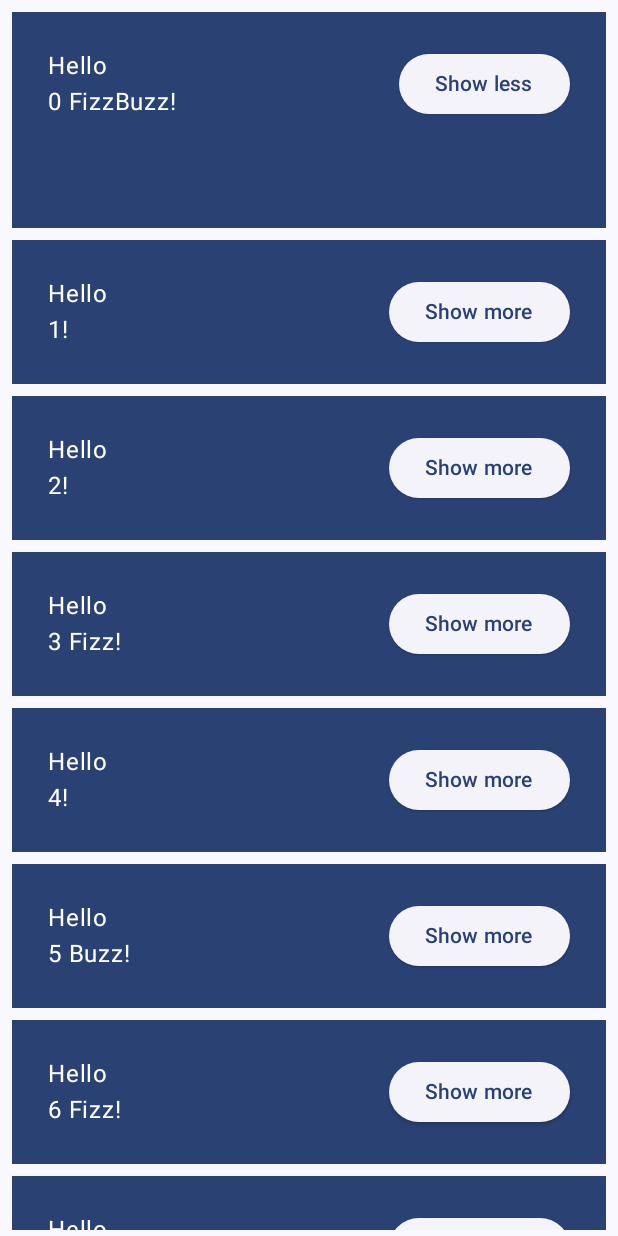
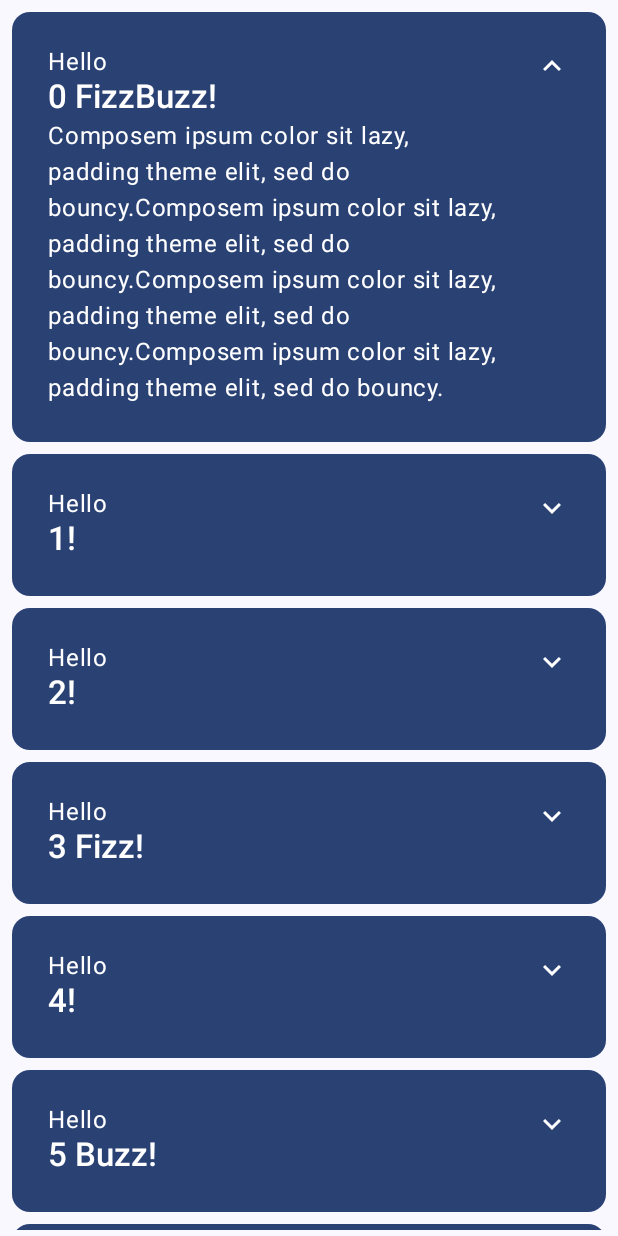
Before and after one commit to EduardoBecerraM/BasicsConceptsCodelab, an Android app built with Jetpack Compose: the screen it shows after launch (MainActivity), after a tap on "Show more", on a phone screen of 412 x 824 dp. Run offline under Robolectric (Android 15) with nearby library versions, the phone set to English and light mode, and no system bars; 1 other tap on this screen came first.

Commit message:
Steps 11 to 13 of the course (Done) I added styles, theme and resources strings, I've also used an icon button to display some text on a card!

```diff
--- a/app/build.gradle.kts
+++ b/app/build.gradle.kts
@@ -62,4 +62,5 @@ dependencies {
     androidTestImplementation("androidx.compose.ui:ui-test-junit4")
     debugImplementation("androidx.compose.ui:ui-tooling")
     debugImplementation("androidx.compose.ui:ui-test-manifest")
+    implementation("androidx.compose.material:material-icons-extended")
 }
--- a/app/src/main/java/com/edebec/basicsconceptscodelab/MainActivity.kt
+++ b/app/src/main/java/com/edebec/basicsconceptscodelab/MainActivity.kt
@@ -1,10 +1,11 @@
 package com.edebec.basicsconceptscodelab
 
+import android.content.res.Configuration.UI_MODE_NIGHT_YES
 import android.os.Bundle
 import androidx.activity.ComponentActivity
 import androidx.activity.compose.setContent
+import androidx.compose.animation.animateContentSize
 import androidx.compose.animation.core.Spring
-import androidx.compose.animation.core.animateDpAsState
 import androidx.compose.animation.core.spring
 import androidx.compose.foundation.layout.Arrangement
 import androidx.compose.foundation.layout.Column
@@ -13,8 +14,14 @@ import androidx.compose.foundation.layout.fillMaxSize
 import androidx.compose.foundation.layout.padding
 import androidx.compose.foundation.lazy.LazyColumn
 import androidx.compose.foundation.lazy.items
+import androidx.compose.material.icons.Icons
+import androidx.compose.material.icons.filled.ExpandLess
+import androidx.compose.material.icons.filled.ExpandMore
 import androidx.compose.material3.Button
-import androidx.compose.material3.ElevatedButton
+import androidx.compose.material3.Card
+import androidx.compose.material3.CardDefaults
+import androidx.compose.material3.Icon
+import androidx.compose.material3.IconButton
 import androidx.compose.material3.MaterialTheme
 import androidx.compose.material3.Surface
 import androidx.compose.material3.Text
@@ -25,6 +32,8 @@ import androidx.compose.runtime.saveable.rememberSaveable
 import androidx.compose.runtime.setValue
 import androidx.compose.ui.Alignment
 import androidx.compose.ui.Modifier
+import androidx.compose.ui.res.stringResource
+import androidx.compose.ui.text.font.FontWeight
 import androidx.compose.ui.tooling.preview.Preview
 import androidx.compose.ui.unit.dp
 import com.edebec.basicsconceptscodelab.ui.theme.BasicsConceptsCodelabTheme
@@ -77,29 +86,49 @@ fun Greetings(modifier: Modifier = Modifier, names: List<String> = List(20) { "$
 
 @Composable
 fun Greeting(name: String, modifier: Modifier = Modifier) {
+    Card(
+        colors = CardDefaults.cardColors(containerColor = MaterialTheme.colorScheme.primary),
+        modifier = modifier.padding(vertical = 4.dp, horizontal = 8.dp)
+    ) {
+        CardContent(name)
+    }
+}
+
+@Composable
+fun CardContent(name: String, modifier: Modifier = Modifier) {
     var expanded by rememberSaveable { mutableStateOf(false) }
-    val extraPadding by animateDpAsState(
-        if (expanded) 48.dp else 0.dp,
-        label = "",
-        animationSpec = spring(dampingRatio = Spring.DampingRatioMediumBouncy, stiffness = Spring.StiffnessLow)
-    )
-    Surface(modifier = modifier.padding(vertical = 4.dp, horizontal = 8.dp), color = MaterialTheme.colorScheme.primary) {
-        Row(modifier = modifier.padding(24.dp)) {
+
+    Row(
+        modifier = modifier
+            .padding(12.dp)
+            .animateContentSize(animationSpec = spring(dampingRatio = Spring.DampingRatioMediumBouncy, stiffness = Spring.StiffnessLow))
+    ) {
         Column(
             modifier = modifier
                 .weight(1f)
-                    .padding(bottom = extraPadding.coerceAtLeast(0.dp))
+                .padding(12.dp)
         ) {
             Text(
-                    text = "Hello"
+                text = "Hello", style = MaterialTheme.typography.bodyLarge
             )
             Text(
-                    text = "$name!"
+                text = "$name!", style = MaterialTheme.typography.titleLarge.copy(
+                    fontWeight = FontWeight.Medium
                 )
+            )
+            if (expanded) {
+                Text(text = ("Composem ipsum color sit lazy, padding theme elit, sed do bouncy.").repeat(4))
             }
-            ElevatedButton(onClick = { expanded = !expanded }) {
-                Text(text = if (expanded) "Show less" else "Show more")
         }
+        IconButton(onClick = { expanded = !expanded }) {
+            Icon(
+                imageVector = if (expanded) Icons.Filled.ExpandLess else Icons.Filled.ExpandMore,
+                contentDescription = if (expanded) {
+                    stringResource(id = R.string.show_less)
+                } else {
+                    stringResource(id = R.string.show_more)
+                }
+            )
         }
     }
 }
@@ -120,7 +149,8 @@ fun OnboardingPreview() {
     }
 }
 
-@Preview(showBackground = true, widthDp = 320)
+@Preview(showBackground = true, widthDp = 320, uiMode = UI_MODE_NIGHT_YES, name = "GreetingPreviewDark")
+@Preview(showBackground = true, widthDp = 320, name = "GreetingPreviewLight")
 @Composable
 fun GreetingPreview() {
     BasicsConceptsCodelabTheme {
--- a/app/src/main/java/com/edebec/basicsconceptscodelab/ui/theme/Color.kt
+++ b/app/src/main/java/com/edebec/basicsconceptscodelab/ui/theme/Color.kt
@@ -2,10 +2,7 @@ package com.edebec.basicsconceptscodelab.ui.theme
 
 import androidx.compose.ui.graphics.Color
 
-val Purple80 = Color(0xFFD0BCFF)
-val PurpleGrey80 = Color(0xFFCCC2DC)
-val Pink80 = Color(0xFFEFB8C8)
-
-val Purple40 = Color(0xFF6650a4)
-val PurpleGrey40 = Color(0xFF625b71)
-val Pink40 = Color(0xFF7D5260)
+val Navy = Color(0xFF073042)
+val Blue = Color(0xFF4285F4)
+val LightBlue = Color(0xFFD7EFFE)
+val Chartreuse = Color(0xFFEFF7CF)
--- a/app/src/main/java/com/edebec/basicsconceptscodelab/ui/theme/Theme.kt
+++ b/app/src/main/java/com/edebec/basicsconceptscodelab/ui/theme/Theme.kt
@@ -10,31 +10,24 @@ import androidx.compose.material3.dynamicLightColorScheme
 import androidx.compose.material3.lightColorScheme
 import androidx.compose.runtime.Composable
 import androidx.compose.runtime.SideEffect
+import androidx.compose.ui.graphics.Color
 import androidx.compose.ui.graphics.toArgb
 import androidx.compose.ui.platform.LocalContext
 import androidx.compose.ui.platform.LocalView
 import androidx.core.view.WindowCompat
 
 private val DarkColorScheme = darkColorScheme(
-    primary = Purple80,
-    secondary = PurpleGrey80,
-    tertiary = Pink80
+    surface = Blue,
+    onSurface = Navy,
+    primary = Navy,
+    onPrimary = Chartreuse
 )
 
 private val LightColorScheme = lightColorScheme(
-    primary = Purple40,
-    secondary = PurpleGrey40,
-    tertiary = Pink40
-
-    /* Other default colors to override
-    background = Color(0xFFFFFBFE),
-    surface = Color(0xFFFFFBFE),
-    onPrimary = Color.White,
-    onSecondary = Color.White,
-    onTertiary = Color.White,
-    onBackground = Color(0xFF1C1B1F),
-    onSurface = Color(0xFF1C1B1F),
-    */
+    surface = Blue,
+    onSurface = Color.White,
+    primary = LightBlue,
+    onPrimary = Navy
 )
 
 @Composable
--- a/app/src/main/res/values/strings.xml
+++ b/app/src/main/res/values/strings.xml
@@ -1,3 +1,5 @@
 <resources>
     <string name="app_name">BasicsConceptsCodelab</string>
+    <string name="show_less">Show less</string>
+    <string name="show_more">Show more</string>
 </resources>
```
Lines whose indentation alone changed are shown as unchanged.
